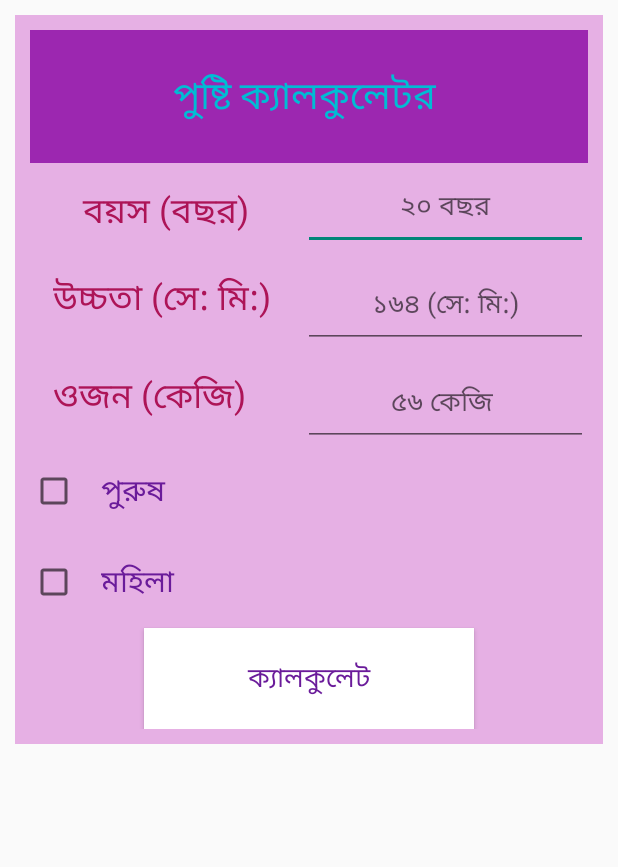
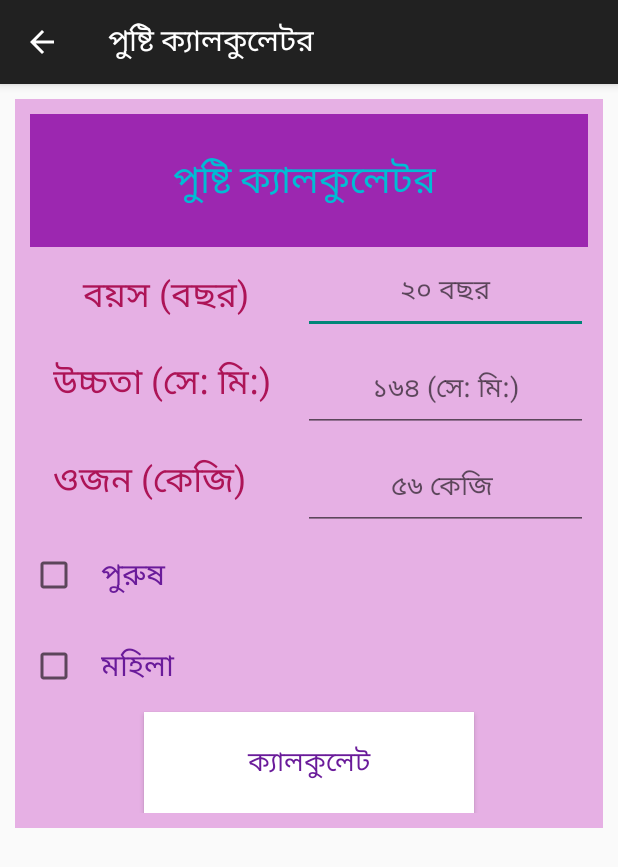
Before and after one commit to muhtamim/DoctorApp, an Android app: the Calculators screen opened directly, with no data from a screen before it, on a phone screen of 412 x 824 dp. Shown: the top 867 px of the screen. Run offline under Robolectric (Android 15) with nearby library versions, the phone set to English and light mode, and no system bars; Roboto replaces fonts that are not available here.

Commit message:
Update drug_Directory

```diff
--- a/app/src/main/java/com/example/muhtamimnahid/doctorapp/Calculators.java
+++ b/app/src/main/java/com/example/muhtamimnahid/doctorapp/Calculators.java
@@ -5,13 +5,15 @@ import android.app.AlertDialog;
 import android.content.DialogInterface;
 import android.content.Intent;
 import android.os.Bundle;
+import android.support.v7.app.AppCompatActivity;
+import android.view.MenuItem;
 import android.view.View;
 import android.widget.Button;
 import android.widget.CheckBox;
 import android.widget.EditText;
 import android.widget.TextView;
 
-public class Calculators extends Activity {
+public class Calculators extends AppCompatActivity {
 
     Button bt;
     EditText edt, edt2, edt3;
@@ -21,6 +23,9 @@ public class Calculators extends Activity {
     protected void onCreate(Bundle savedInstanceState) {
         super.onCreate(savedInstanceState);
         setContentView(R.layout.activity_bmicalculators);
+
+        getSupportActionBar().setTitle("পুষ্টি ক্যালকুলেটর");
+        getSupportActionBar().setDisplayHomeAsUpEnabled(true);
 
         bt = (Button) findViewById(R.id.btn);
         check = (CheckBox) findViewById(R.id.checkBox);
@@ -101,4 +106,13 @@ public class Calculators extends Activity {
             }
         });
     }
+    @Override
+    public boolean onOptionsItemSelected(MenuItem item) {
+        switch (item.getItemId()) {
+            case android.R.id.home:
+                onBackPressed();
+                overridePendingTransition(R.anim.enter_from_right, R.anim.exit_out_right);
+        }
+        return super.onOptionsItemSelected(item);
+    }
 }
--- a/app/src/main/res/layout/activity_bmicalculators.xml
+++ b/app/src/main/res/layout/activity_bmicalculators.xml
@@ -1,19 +1,21 @@
 <?xml version="1.0" encoding="utf-8"?>
 <ScrollView xmlns:android="http://schemas.android.com/apk/res/android"
+    xmlns:tools="http://schemas.android.com/tools"
     android:id="@+id/ScrollView01"
-    android:layout_width="fill_parent"
-    android:layout_height="fill_parent">
+    android:layout_width="match_parent"
+    android:layout_height="match_parent"
+    tools:context=".Calculators">
 
     <RelativeLayout
         android:id="@+id/RelativeLayout01"
-        android:layout_width="fill_parent"
-        android:layout_height="fill_parent"
+        android:layout_width="match_parent"
+        android:layout_height="match_parent"
         android:padding="10dp">
 
         <RelativeLayout
             android:id="@+id/LinearLayout01"
-            android:layout_width="fill_parent"
-            android:layout_height="fill_parent"
+            android:layout_width="match_parent"
+            android:layout_height="match_parent"
             android:layout_alignParentBottom="true"
             android:layout_alignParentEnd="true"
             android:layout_alignParentRight="true"
@@ -131,7 +133,7 @@
 
             <CheckBox
                 android:id="@+id/checkBox"
-                android:layout_width="fill_parent"
+                android:layout_width="match_parent"
                 android:layout_height="wrap_content"
                 android:layout_alignParentLeft="true"
                 android:layout_alignParentStart="true"
@@ -144,7 +146,7 @@
 
             <CheckBox
                 android:id="@+id/checkBox2"
-                android:layout_width="fill_parent"
+                android:layout_width="match_parent"
                 android:layout_height="wrap_content"
                 android:layout_alignLeft="@+id/checkBox"
                 android:layout_alignStart="@+id/checkBox"
@@ -169,6 +171,7 @@
                 android:textSize="18dp" />
 
         </RelativeLayout>
+
     </RelativeLayout>
 
 </ScrollView>
--- a/app/src/main/res/layout/onboard_item.xml
+++ b/app/src/main/res/layout/onboard_item.xml
@@ -7,7 +7,7 @@
     <ImageView
         android:id="@+id/iv_onboard"
         android:layout_width="300dp"
-        android:layout_height="200dp"
+        android:layout_height="300dp"
         android:layout_gravity="center"
         android:layout_marginLeft="@dimen/activity_horizontal_margin"
         android:layout_marginRight="@dimen/activity_horizontal_margin"
```
Also changed, not shown: app/src/main/AndroidManifest.xml (+10 -5 lines), app/src/main/java/com/example/muhtamimnahid/doctorapp/ArticalBaby.java (+14 -0 lines), app/src/main/java/com/example/muhtamimnahid/doctorapp/ArticalFitnes.java (+14 -0 lines), app/src/main/java/com/example/muhtamimnahid/doctorapp/ArticalFood.java (+14 -0 lines), app/src/main/java/com/example/muhtamimnahid/doctorapp/ArticalHealth.java (+14 -0 lines), app/src/main/java/com/example/muhtamimnahid/doctorapp/ArticalWomens.java (+14 -0 lines), app/src/main/res/layout/artical_food.xml (+8 -0 lines), app/src/main/res/layout/artical_health.xml (+8 -0 lines), app/src/main/res/layout/artical_womens.xml (+11 -0 lines), app/src/main/res/layout/articale_baby.xml (+10 -0 lines), app/src/main/res/layout/articale_fitnes.xml (+8 -0 lines), app/src/main/res/drawable/onboard_page1.png, app/src/main/res/drawable/onboard_page2.png, app/src/main/res/drawable/onboard_page3.png, 2 more files.
